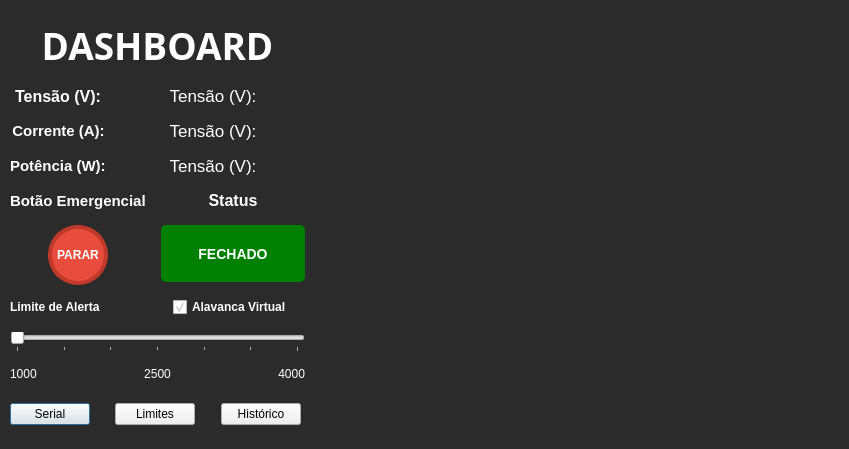
First picture: the form in ui/dashboard.ui, repository bezerrasz/Almondega, before the edit.
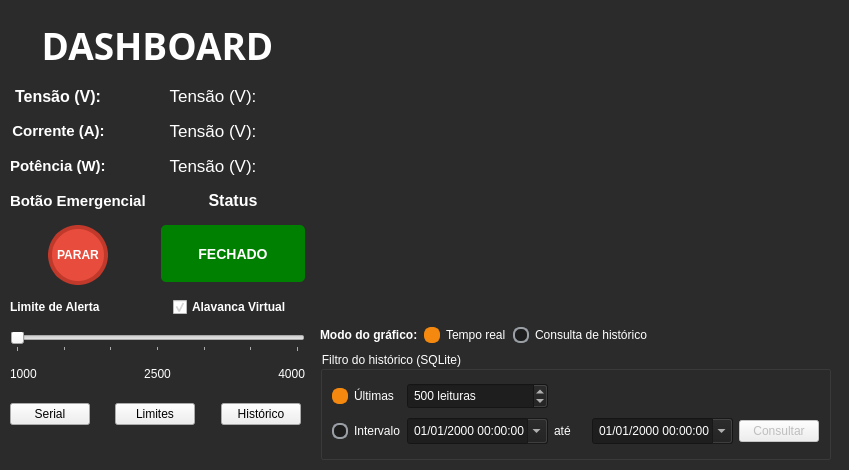
Second picture: the form after the edit.

Commit message: feat: campos de amostragem e modo historico nas telas

Diff of the .ui file:
```diff
--- a/ui/dashboard.ui
+++ b/ui/dashboard.ui
@@ -7,7 +7,7 @@
     <x>0</x>
     <y>0</y>
     <width>849</width>
-    <height>449</height>
+    <height>470</height>
    </rect>
   </property>
   <property name="windowTitle">
@@ -20,8 +20,27 @@
 	color: #ffffff;
 }
 
-QLabel, QCheckBox {
+QLabel, QCheckBox, QRadioButton, QGroupBox {
     color: #ffffff;
+}
+
+QSpinBox, QDateTimeEdit {
+    background-color: #1e1e1e;
+    color: #ffffff;
+    padding: 2px;
+}
+
+QRadioButton::indicator {
+    width: 12px;
+    height: 12px;
+    border-radius: 7px;
+    border: 2px solid #9aa0a6;
+    background-color: #1e1e1e;
+}
+
+QRadioButton::indicator:checked {
+    background-color: #f5890f;
+    border-color: #f5890f;
 }</string>
   </property>
   <widget class="QWidget" name="layoutWidget">
@@ -347,7 +366,7 @@
      <x>320</x>
      <y>20</y>
      <width>511</width>
-     <height>411</height>
+     <height>300</height>
     </rect>
    </property>
    <property name="sizePolicy">
@@ -357,6 +376,143 @@
     </sizepolicy>
    </property>
   </widget>
+  <widget class="QWidget" name="layoutWidget_modo">
+   <property name="geometry">
+    <rect>
+     <x>320</x>
+     <y>325</y>
+     <width>511</width>
+     <height>135</height>
+    </rect>
+   </property>
+   <layout class="QVBoxLayout" name="verticalLayout_modo">
+    <item>
+     <layout class="QHBoxLayout" name="horizontalLayout_modo">
+      <item>
+       <widget class="QLabel" name="label_modo">
+        <property name="font">
+         <font>
+          <bold>true</bold>
+         </font>
+        </property>
+        <property name="text">
+         <string>Modo do gráfico:</string>
+        </property>
+       </widget>
+      </item>
+      <item>
+       <widget class="QRadioButton" name="radio_tempo_real">
+        <property name="text">
+         <string>Tempo real</string>
+        </property>
+        <property name="checked">
+         <bool>true</bool>
+        </property>
+       </widget>
+      </item>
+      <item>
+       <widget class="QRadioButton" name="radio_historico">
+        <property name="text">
+         <string>Consulta de histórico</string>
+        </property>
+       </widget>
+      </item>
+      <item>
+       <spacer name="horizontalSpacer_modo">
+        <property name="orientation">
+         <enum>Qt::Orientation::Horizontal</enum>
+        </property>
+        <property name="sizeHint" stdset="0">
+         <size>
+          <width>40</width>
+          <height>20</height>
+         </size>
+        </property>
+       </spacer>
+      </item>
+     </layout>
+    </item>
+    <item>
+     <widget class="QGroupBox" name="grp_historico">
+      <property name="enabled">
+       <bool>false</bool>
+      </property>
+      <property name="title">
+       <string>Filtro do histórico (SQLite)</string>
+      </property>
+      <layout class="QGridLayout" name="gridLayout_historico">
+       <item row="0" column="0">
+        <widget class="QRadioButton" name="radio_ultimas">
+         <property name="text">
+          <string>Últimas</string>
+         </property>
+         <property name="checked">
+          <bool>true</bool>
+         </property>
+        </widget>
+       </item>
+       <item row="0" column="1">
+        <widget class="QSpinBox" name="spin_ultimas">
+         <property name="suffix">
+          <string> leituras</string>
+         </property>
+         <property name="minimum">
+          <number>1</number>
+         </property>
+         <property name="maximum">
+          <number>1000000</number>
+         </property>
+         <property name="value">
+          <number>500</number>
+         </property>
+        </widget>
+       </item>
+       <item row="1" column="0">
+        <widget class="QRadioButton" name="radio_intervalo">
+         <property name="text">
+          <string>Intervalo</string>
+         </property>
+        </widget>
+       </item>
+       <item row="1" column="1">
+        <widget class="QDateTimeEdit" name="dt_inicio">
+         <property name="displayFormat">
+          <string>dd/MM/yyyy HH:mm:ss</string>
+         </property>
+         <property name="calendarPopup">
+          <bool>true</bool>
+         </property>
+        </widget>
+       </item>
+       <item row="1" column="2">
+        <widget class="QLabel" name="label_ate">
+         <property name="text">
+          <string>até</string>
+         </property>
+        </widget>
+       </item>
+       <item row="1" column="3">
+        <widget class="QDateTimeEdit" name="dt_fim">
+         <property name="displayFormat">
+          <string>dd/MM/yyyy HH:mm:ss</string>
+         </property>
+         <property name="calendarPopup">
+          <bool>true</bool>
+         </property>
+        </widget>
+       </item>
+       <item row="1" column="4">
+        <widget class="QPushButton" name="btn_consultar">
+         <property name="text">
+          <string>Consultar</string>
+         </property>
+        </widget>
+       </item>
+      </layout>
+     </widget>
+    </item>
+   </layout>
+  </widget>
   <widget class="QWidget" name="layoutWidget">
    <property name="geometry">
     <rect>
```
The commit also changes 3 other files.
